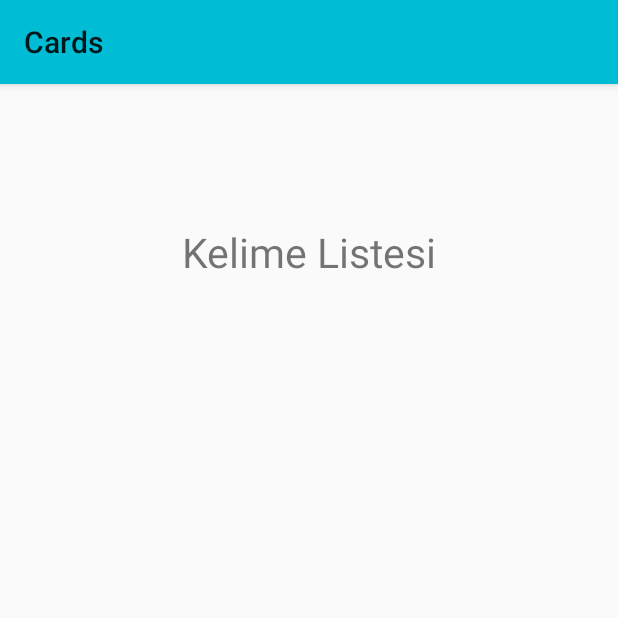
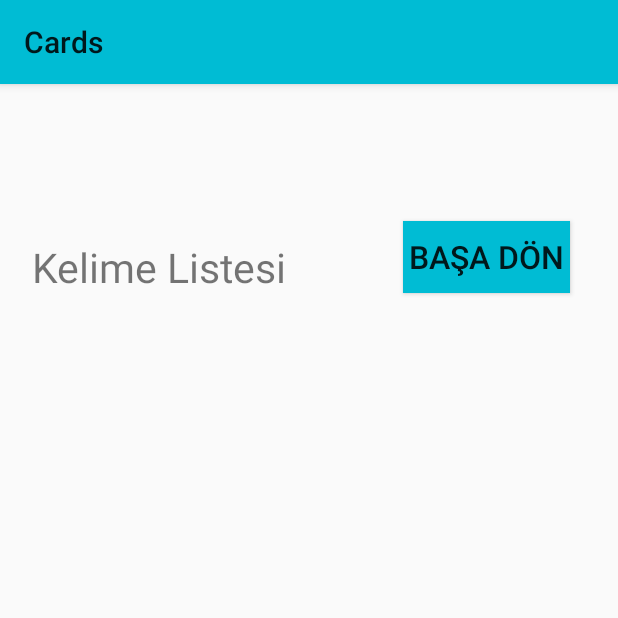
Before and after one commit to KursatCodes/Cards, an Android app: the ListFragment screen opened through its navigation route, on a phone screen of 412 x 824 dp, the top half of it. Run offline under Robolectric (Android 15) with nearby library versions, the phone set to English and light mode, and no system bars; our stand-ins replace Room's generated code, RxJava.

Commit message:
Navigation buttons added.

```diff
--- a/app/src/main/java/com/muhammedkursatgokgun/cards/view/ListFragment.kt
+++ b/app/src/main/java/com/muhammedkursatgokgun/cards/view/ListFragment.kt
@@ -5,7 +5,10 @@ import androidx.fragment.app.Fragment
 import android.view.LayoutInflater
 import android.view.View
 import android.view.ViewGroup
+import android.widget.Toast
 import androidx.constraintlayout.widget.ConstraintLayout
+import androidx.navigation.NavDirections
+import androidx.navigation.Navigation
 import androidx.recyclerview.widget.LinearLayoutManager
 import androidx.recyclerview.widget.RecyclerView
 import androidx.room.Room
@@ -32,13 +35,7 @@ class ListFragment : Fragment() {
         super.onCreate(savedInstanceState)
         db = Room.databaseBuilder(requireContext(),WordDb::class.java,"Word").build()
         myDao = db.wordDao()
-
-
-
-
     }
-
-
     override fun onCreateView(
         inflater: LayoutInflater, container: ViewGroup?,
         savedInstanceState: Bundle?
@@ -57,6 +54,10 @@ class ListFragment : Fragment() {
             .observeOn(AndroidSchedulers.mainThread())
             .subscribe(this::handleResponse)
         )
+        binding.tekrarEt.setOnClickListener {
+            var action= ListFragmentDirections.actionListFragmentToEnterFragment()
+            Navigation.findNavController(it).navigate(action)
+        }
     }
     private fun handleResponse(wordList : List<Word>){
         binding.recyclerViewList.layoutManager = LinearLayoutManager(requireContext())
--- a/app/src/main/java/com/muhammedkursatgokgun/cards/view/WordFragment.kt
+++ b/app/src/main/java/com/muhammedkursatgokgun/cards/view/WordFragment.kt
@@ -134,6 +134,10 @@ class WordFragment : Fragment() {
             var action = WordFragmentDirections.actionWordFragmentToEnterFragment()
             Navigation.findNavController(it).navigate(action)
         }
+        binding.listeyeGit.setOnClickListener {
+            var action = WordFragmentDirections.actionWordFragmentToListFragment()
+            Navigation.findNavController(it).navigate(action)
+        }
     }
     private fun handleResponseForDelete() {
         myDisposable.add(wordDao.getAll()
--- a/app/src/main/res/layout/fragment_list.xml
+++ b/app/src/main/res/layout/fragment_list.xml
@@ -10,12 +10,12 @@
 
     <TextView
         android:id="@+id/liste_baslik"
-        android:layout_width="match_parent"
+        android:layout_width="0dp"
         android:layout_height="wrap_content"
-        android:layout_margin="10dp"
+        android:layout_margin="20dp"
+        android:gravity="center"
         android:text="Kelime Listesi"
         android:textSize="27sp"
-        android:gravity="center"
         app:layout_constraintStart_toStartOf="parent"
         app:layout_constraintTop_toTopOf="parent" />
 
@@ -23,8 +23,22 @@
         android:id="@+id/recyclerViewList"
         android:layout_width="match_parent"
         android:layout_height="0dp"
-
+        android:layout_marginTop="10dp"
         app:layout_constraintBottom_toBottomOf="parent"
         app:layout_constraintTop_toBottomOf="@+id/liste_baslik"
         tools:layout_editor_absoluteX="16dp" />
+
+    <Button
+        android:id="@+id/tekrarEt"
+        android:layout_width="111dp"
+        android:layout_height="wrap_content"
+        android:layout_marginStart="56dp"
+        android:layout_marginTop="8dp"
+        android:layout_marginEnd="10dp"
+        android:background="#00BCD4"
+        android:text="Başa dön"
+        android:textSize="21sp"
+        app:layout_constraintEnd_toEndOf="parent"
+        app:layout_constraintStart_toEndOf="@+id/liste_baslik"
+        app:layout_constraintTop_toTopOf="parent" />
 </androidx.constraintlayout.widget.ConstraintLayout>
```
